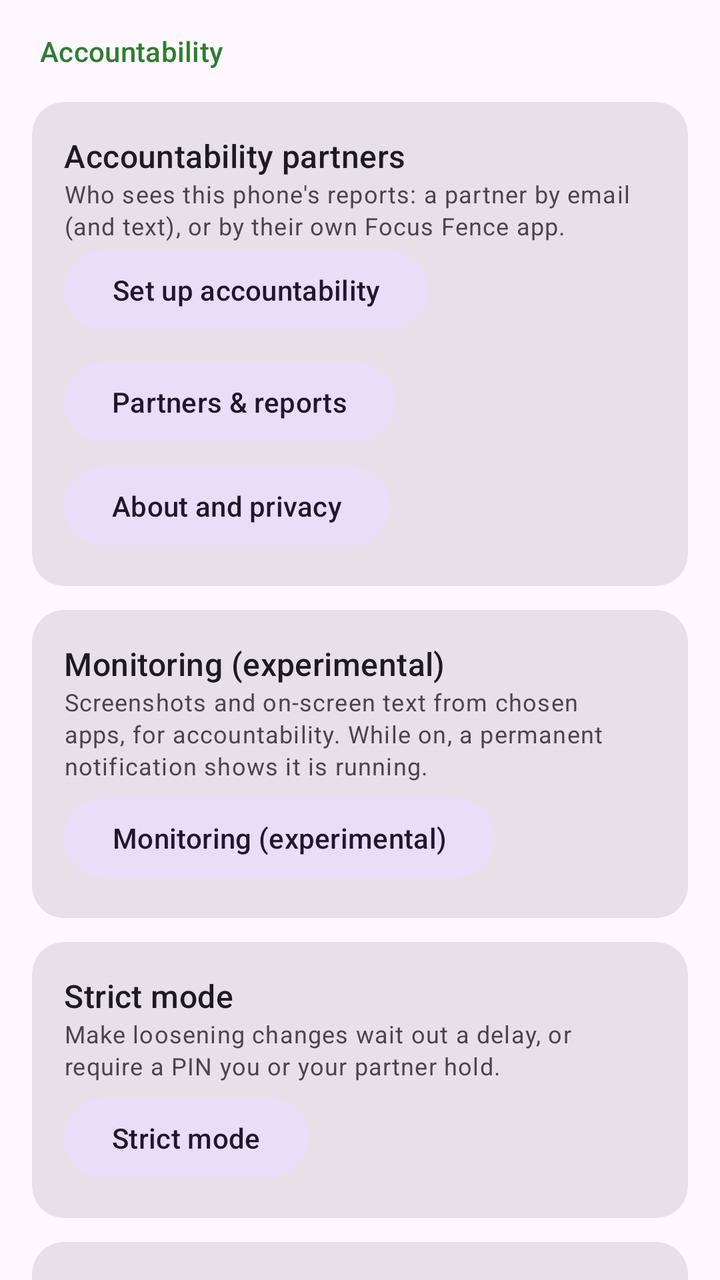
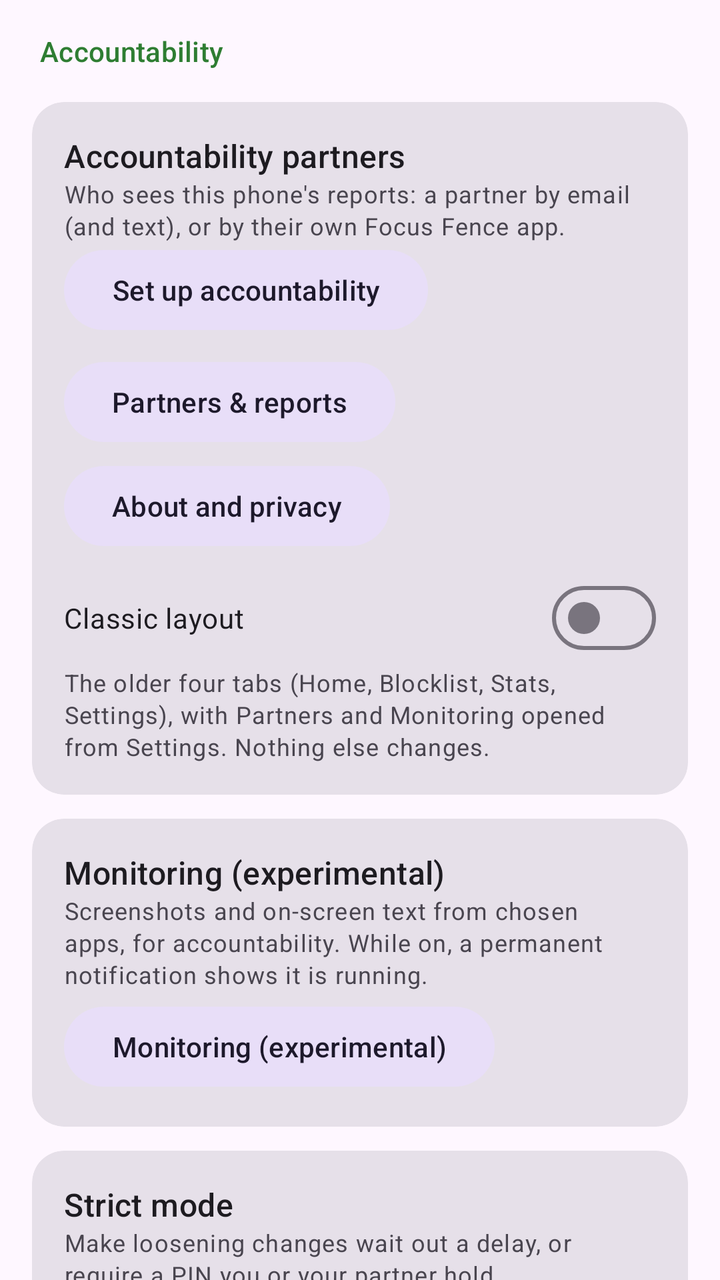

An Android layout rendered at two revisions. The XML below is the earlier revision; the diff shows what the commit changed to produce the second picture.
<!-- AndroidManifest.xml: application theme Theme.FocusFence -->
<!-- res/layout/fragment_settings.xml -->
<?xml version="1.0" encoding="utf-8"?>
<androidx.core.widget.NestedScrollView
    xmlns:android="http://schemas.android.com/apk/res/android"
    xmlns:app="http://schemas.android.com/apk/res-auto"
    android:layout_width="match_parent"
    android:layout_height="match_parent"
    android:fillViewport="true">

    <LinearLayout
        android:layout_width="match_parent"
        android:layout_height="wrap_content"
        android:orientation="vertical"
        android:padding="16dp">

        <TextView
            android:layout_width="match_parent"
            android:layout_height="wrap_content"
            android:layout_marginTop="0dp"
            android:layout_marginBottom="4dp"
            android:paddingHorizontal="4dp"
            android:text="@string/settings_group_accountability"
            android:textAppearance="?attr/textAppearanceLabelLarge"
            android:textColor="?attr/colorPrimary" />
        <com.google.android.material.card.MaterialCardView
            android:layout_width="match_parent"
            android:layout_height="wrap_content"
            android:layout_marginTop="12dp"
            app:cardCornerRadius="16dp"
            app:contentPadding="16dp">

            <LinearLayout
                android:layout_width="match_parent"
                android:layout_height="wrap_content"
                android:orientation="vertical">

                <TextView
                    android:layout_width="wrap_content"
                    android:layout_height="wrap_content"
                    android:text="@string/acc_title"
                    android:textAppearance="?attr/textAppearanceTitleMedium" />

                <TextView
                    android:layout_width="match_parent"
                    android:layout_height="wrap_content"
                    android:text="@string/acc_settings_summary"
                    android:textAppearance="?attr/textAppearanceBodySmall"
                    android:textColor="?attr/colorOnSurfaceVariant" />

                <Button
                    android:id="@+id/setupButton"
                    style="@style/Widget.Material3.Button.TonalButton"
                    android:layout_width="wrap_content"
                    android:layout_height="wrap_content"
                    android:layout_marginBottom="4dp"
                    android:text="@string/setup_title" />

                <Button
                    android:id="@+id/accountabilityButton"
                    style="@style/Widget.Material3.Button.TonalButton"
                    android:layout_width="wrap_content"
                    android:layout_height="wrap_content"
                    android:layout_marginTop="4dp"
                    android:text="@string/acc_open" />

                <Button
                    android:id="@+id/aboutButton"
                    style="@style/Widget.Material3.Button.TonalButton"
                    android:layout_width="wrap_content"
                    android:layout_height="wrap_content"
                    android:layout_marginTop="4dp"
                    android:text="@string/about_title" />
            </LinearLayout>
        </com.google.android.material.card.MaterialCardView>

        <com.google.android.material.card.MaterialCardView
            android:layout_width="match_parent"
            android:layout_height="wrap_content"
            android:layout_marginTop="12dp"
            app:cardCornerRadius="16dp"
            app:contentPadding="16dp">

            <LinearLayout
                android:layout_width="match_parent"
                android:layout_height="wrap_content"
                android:orientation="vertical">

                <TextView
                    android:layout_width="wrap_content"
                    android:layout_height="wrap_content"
                    android:text="@string/monitor_title"
                    android:textAppearance="?attr/textAppearanceTitleMedium" />

                <TextView
                    android:layout_width="match_parent"
                    android:layout_height="wrap_content"
                    android:text="@string/monitor_settings_summary"
                    android:textAppearance="?attr/textAppearanceBodySmall"
                    android:textColor="?attr/colorOnSurfaceVariant" />

                <Button
                    android:id="@+id/monitoringButton"
                    style="@style/Widget.Material3.Button.TonalButton"
                    android:layout_width="wrap_content"
                    android:layout_height="wrap_content"
                    android:layout_marginTop="4dp"
                    android:text="@string/monitor_open" />
            </LinearLayout>
        </com.google.android.material.card.MaterialCardView>

        <com.google.android.material.card.MaterialCardView
            android:layout_width="match_parent"
            android:layout_height="wrap_content"
            android:layout_marginTop="12dp"
            app:cardCornerRadius="16dp"
            app:contentPadding="16dp">

            <LinearLayout
                android:layout_width="match_parent"
                android:layout_height="wrap_content"
                android:orientation="vertical">

                <TextView
                    android:layout_width="wrap_content"
                    android:layout_height="wrap_content"
                    android:text="@string/strict_title"
                    android:textAppearance="?attr/textAppearanceTitleMedium" />

                <TextView
                    android:layout_width="match_parent"
                    android:layout_height="wrap_content"
                    android:text="@string/strict_settings_summary"
                    android:textAppearance="?attr/textAppearanceBodySmall"
                    android:textColor="?attr/colorOnSurfaceVariant" />

                <Button
                    android:id="@+id/strictButton"
                    style="@style/Widget.Material3.Button.TonalButton"
                    android:layout_width="wrap_content"
                    android:layout_height="wrap_content"
                    android:layout_marginTop="4dp"
                    android:text="@string/strict_open" />
            </LinearLayout>
        </com.google.android.material.card.MaterialCardView>

        <com.google.android.material.card.MaterialCardView
            android:layout_width="match_parent"
            android:layout_height="wrap_content"
            android:layout_marginTop="12dp"
            app:cardCornerRadius="16dp"
            app:contentPadding="16dp">

            <LinearLayout
                android:layout_width="match_parent"
                android:layout_height="wrap_content"
                android:orientation="vertical">

                <TextView
                    android:layout_width="wrap_content"
                    android:layout_height="wrap_content"
                    android:text="@string/diag_title"
                    android:textAppearance="?attr/textAppearanceTitleMedium" />

                <TextView
                    android:layout_width="match_parent"
                    android:layout_height="wrap_content"
                    android:text="@string/diag_settings_summary"
                    android:textAppearance="?attr/textAppearanceBodySmall"
                    android:textColor="?attr/colorOnSurfaceVariant" />

                <Button
                    android:id="@+id/diagnosticsButton"
                    style="@style/Widget.Material3.Button.TonalButton"
                    android:layout_width="wrap_content"
                    android:layout_height="wrap_content"
                    android:layout_marginTop="4dp"
                    android:text="@string/diag_open" />

                <TextView
                    android:layout_width="match_parent"
                    android:layout_height="wrap_content"
                    android:layout_marginTop="16dp"
                    android:text="@string/owner_settings_summary"
                    android:textAppearance="?attr/textAppearanceBodySmall"
                    android:textColor="?attr/colorOnSurfaceVariant" />

                <Button
                    android:id="@+id/deviceOwnerButton"
                    style="@style/Widget.Material3.Button.TonalButton"
                    android:layout_width="wrap_content"
                    android:layout_height="wrap_content"
                    android:layout_marginTop="4dp"
                    android:text="@string/owner_open" />
            </LinearLayout>
        </com.google.android.material.card.MaterialCardView>

        <TextView
            android:layout_width="match_parent"
            android:layout_height="wrap_content"
            android:layout_marginTop="20dp"
            android:layout_marginBottom="4dp"
            android:paddingHorizontal="4dp"
            android:text="@string/settings_group_filtering"
            android:textAppearance="?attr/textAppearanceLabelLarge"
            android:textColor="?attr/colorPrimary" />
        <com.google.android.material.card.MaterialCardView
            android:layout_width="match_parent"
            android:layout_height="wrap_content"
            android:layout_marginTop="12dp"
            app:cardCornerRadius="16dp"
            app:contentPadding="16dp">

            <LinearLayout
                android:layout_width="match_parent"
                android:layout_height="wrap_content"
                android:orientation="vertical">

                <TextView
                    android:layout_width="wrap_content"
                    android:layout_height="wrap_content"
                    android:text="@string/dns_title"
                    android:textAppearance="?attr/textAppearanceTitleMedium" />

                <TextView
                    android:id="@+id/dnsSummary"
                    android:layout_width="match_parent"
                    android:layout_height="wrap_content"
                    android:textAppearance="?attr/textAppearanceBodySmall"
                    android:textColor="?attr/colorOnSurfaceVariant" />

                <Button
                    android:id="@+id/dnsButton"
                    style="@style/Widget.Material3.Button.TonalButton"
                    android:layout_width="wrap_content"
                    android:layout_height="wrap_content"
                    android:layout_marginTop="4dp"
                    android:text="@string/dns_change" />
            </LinearLayout>
        </com.google.android.material.card.MaterialCardView>

        <com.google.android.material.card.MaterialCardView
            android:layout_width="match_parent"
            android:layout_height="wrap_content"
            android:layout_marginTop="12dp"
            app:cardCornerRadius="16dp"
            app:contentPadding="16dp">

            <LinearLayout
                android:layout_width="match_parent"
                android:layout_height="wrap_content"
                android:orientation="vertical">

                <TextView
                    android:layout_width="wrap_content"
                    android:layout_height="wrap_content"
                    android:text="@string/categories_title"
                    android:textAppearance="?attr/textAppearanceTitleMedium" />

                <TextView
                    android:layout_width="match_parent"
                    android:layout_height="wrap_content"
                    android:text="@string/categories_settings_summary"
                    android:textAppearance="?attr/textAppearanceBodySmall"
                    android:textColor="?attr/colorOnSurfaceVariant" />

                <Button
                    android:id="@+id/categoriesButton"
                    style="@style/Widget.Material3.Button.TonalButton"
                    android:layout_width="wrap_content"
                    android:layout_height="wrap_content"
                    android:layout_marginTop="4dp"
                    android:text="@string/categories_open" />
            </LinearLayout>
        </com.google.android.material.card.MaterialCardView>

        <com.google.android.material.card.MaterialCardView
            android:layout_width="match_parent"
            android:layout_height="wrap_content"
            android:layout_marginTop="8dp"
            app:cardCornerRadius="16dp"
            app:contentPadding="16dp">

            <LinearLayout
                android:layout_width="match_parent"
                android:layout_height="wrap_content"
                android:orientation="vertical">

                <LinearLayout
                    android:layout_width="match_parent"
                    android:layout_height="wrap_content"
                    android:gravity="center_vertical"
                    android:orientation="horizontal">

                    <TextView
                        android:layout_width="0dp"
                        android:layout_height="wrap_content"
                        android:layout_weight="1"
                        android:text="@string/adblock_label"
                        android:textAppearance="?attr/textAppearanceTitleMedium" />

                    <com.google.android.material.materialswitch.MaterialSwitch
                        android:id="@+id/adSwitch"
                        android:layout_width="wrap_content"
                        android:layout_height="wrap_content" />
                </LinearLayout>

                <LinearLayout
                    android:layout_width="match_parent"
                    android:layout_height="wrap_content"
                    android:gravity="center_vertical"
                    android:orientation="horizontal">

                    <TextView
                        android:id="@+id/adStatusText"
                        android:layout_width="0dp"
                        android:layout_height="wrap_content"
                        android:layout_weight="1"
                        android:text="@string/adlist_none"
                        android:textAppearance="?attr/textAppearanceBodySmall"
                        android:textColor="?attr/colorOnSurfaceVariant" />

                    <Button
                        android:id="@+id/adUpdateButton"
                        style="@style/Widget.Material3.Button.TextButton"
                        android:layout_width="wrap_content"
                        android:layout_height="wrap_content"
                        android:text="@string/adlist_update" />
                </LinearLayout>
            </LinearLayout>
        </com.google.android.material.card.MaterialCardView>

        <com.google.android.material.card.MaterialCardView
            android:layout_width="match_parent"
            android:layout_height="wrap_content"
            android:layout_marginTop="12dp"
            app:cardCornerRadius="16dp"
            app:contentPadding="16dp">

            <LinearLayout
                android:layout_width="match_parent"
                android:layout_height="wrap_content"
                android:orientation="vertical">

                <TextView
                    android:layout_width="wrap_content"
                    android:layout_height="wrap_content"
                    android:text="@string/block_screen_label"
                    android:textAppearance="?attr/textAppearanceTitleMedium" />

                <TextView
                    android:layout_width="match_parent"
                    android:layout_height="wrap_content"
                    android:text="@string/block_screen_summary"
                    android:textAppearance="?attr/textAppearanceBodySmall"
                    android:textColor="?attr/colorOnSurfaceVariant" />

                <RadioGroup
                    android:id="@+id/blockStyleGroup"
                    android:layout_width="match_parent"
                    android:layout_height="wrap_content"
                    android:layout_marginTop="4dp">

                    <RadioButton
                        android:id="@+id/blockStyleNotify"
                        android:layout_width="match_parent"
                        android:layout_height="wrap_content"
                        android:text="@string/block_style_notify" />

                    <RadioButton
                        android:id="@+id/blockStyleScreen"
                        android:layout_width="match_parent"
                        android:layout_height="wrap_content"
                        android:text="@string/block_style_screen" />

                    <RadioButton
                        android:id="@+id/blockStyleOff"
                        android:layout_width="match_parent"
                        android:layout_height="wrap_content"
                        android:text="@string/block_style_off" />
                </RadioGroup>
            </LinearLayout>
        </com.google.android.material.card.MaterialCardView>

        <com.google.android.material.card.MaterialCardView
            android:layout_width="match_parent"
            android:layout_height="wrap_content"
            android:layout_marginTop="12dp"
            app:cardCornerRadius="16dp"
            app:contentPadding="16dp">

            <LinearLayout
                android:layout_width="match_parent"
                android:layout_height="wrap_content"
                android:orientation="vertical">

                <TextView
                    android:layout_width="wrap_content"
                    android:layout_height="wrap_content"
                    android:text="@string/section_service_label"
                    android:textAppearance="?attr/textAppearanceTitleMedium" />

                <TextView
                    android:id="@+id/accessibilityStatusText"
                    android:layout_width="match_parent"
                    android:layout_height="wrap_content"
                    android:textAppearance="?attr/textAppearanceBodySmall"
                    android:textColor="?attr/colorOnSurfaceVariant" />

                <Button
                    android:id="@+id/accessibilityButton"
                    style="@style/Widget.Material3.Button.TextButton"
                    android:layout_width="wrap_content"
                    android:layout_height="wrap_content"
                    android:text="@string/settings_accessibility_button" />

                <Button
                    android:id="@+id/excludedAppsButton"
                    style="@style/Widget.Material3.Button.TonalButton"
                    android:layout_width="wrap_content"
                    android:layout_height="wrap_content"
                    android:layout_marginTop="4dp"
                    android:text="@string/excluded_apps_button" />
            </LinearLayout>
        </com.google.android.material.card.MaterialCardView>

        <Button
            android:id="@+id/guideButton"
            style="@style/Widget.Material3.Button.TextButton"
            android:layout_width="wrap_content"
            android:layout_height="wrap_content"
            android:layout_marginTop="12dp"
            android:text="@string/settings_guide" />
    </LinearLayout>
</androidx.core.widget.NestedScrollView>
<!-- resources referenced by this layout -->
<resources>
  <string name="about_title">About and privacy</string>
  <string name="acc_open">Partners &amp; reports</string>
  <string name="acc_settings_summary">Who sees this phone\'s reports: a partner by email (and text), or by their own Focus Fence app.</string>
  <string name="acc_title">Accountability partners</string>
  <string name="adblock_label">Block ads &amp; trackers</string>
  <string name="adlist_none">No filter list downloaded yet</string>
  <string name="adlist_update">Update</string>
  <string name="block_screen_label">When a site is blocked</string>
  <string name="block_screen_summary">How Focus Fence tells you it blocked a site you opened. The site is blocked either way. The full screen needs the accessibility service; without it you get the notification.</string>
  <string name="block_style_notify">Show a notification</string>
  <string name="block_style_off">Don\'t tell me (browser error only)</string>
  <string name="block_style_screen">Show a full \"Blocked by Focus Fence\" screen</string>
  <string name="categories_open">Categories &amp; allowlist</string>
  <string name="categories_settings_summary">Curated blocklist bundles: security and bypass protection on by default, with adult, gambling and more you can switch on.</string>
  <string name="categories_title">Categories &amp; allowlist</string>
  <string name="diag_open">Open logs &amp; diagnostics</string>
  <string name="diag_settings_summary">What happened on this phone, how well protection is working, and battery cost. Stored only on this phone until you export it.</string>
  <string name="diag_title">Logs &amp; diagnostics</string>
  <string name="dns_change">Change</string>
  <string name="dns_title">DNS server</string>
  <string name="excluded_apps_button">VPN exclusions (%1$d)</string>
  <string name="monitor_open">Monitoring (experimental)</string>
  <string name="monitor_settings_summary">Screenshots and on-screen text from chosen apps, for accountability. While on, a permanent notification shows it is running.</string>
  <string name="monitor_title">Monitoring (experimental)</string>
  <string name="owner_open">Uninstall protection</string>
  <string name="owner_settings_summary">One tap, like Ever Accountable: uninstalling Focus Fence then needs a deliberate extra step, and it\'s recorded. Advanced (optional, needs adb): device owner mode adds always-on VPN, locked settings and OS-level app blocking.</string>
  <string name="section_service_label">App &amp; section blocking</string>
  <string name="settings_accessibility_button">Open accessibility settings</string>
  <string name="settings_group_accountability">Accountability</string>
  <string name="settings_group_filtering">Filtering</string>
  <string name="settings_guide">Open the guide</string>
  <string name="setup_title">Set up accountability</string>
  <string name="strict_open">Strict mode</string>
  <string name="strict_settings_summary">Make loosening changes wait out a delay, or require a PIN you or your partner hold.</string>
  <string name="strict_title">Strict mode</string>
  <style name="Theme.FocusFence" parent="Theme.Material3.DayNight.NoActionBar">
          <item name="colorPrimary">@color/brand_primary</item>
          
          <item name="materialCardViewStyle">@style/Widget.Material3.CardView.Filled</item>
          
          <item name="android:statusBarColor">?attr/colorSurface</item>
          <item name="android:navigationBarColor">?attr/colorSurface</item>
          <item name="android:windowLightStatusBar">true</item>
      </style>
  <color name="brand_primary">#2E7D32</color>
</resources>

<!-- the commit's change to res/layout/fragment_settings.xml (unified diff, before → after) -->
@@ -69,6 +69,19 @@
                     android:layout_height="wrap_content"
                     android:layout_marginTop="4dp"
                     android:text="@string/about_title" />
+
+                <com.google.android.material.materialswitch.MaterialSwitch
+                    android:id="@+id/classicSwitch"
+                    android:layout_width="match_parent"
+                    android:layout_height="wrap_content"
+                    android:layout_marginTop="8dp"
+                    android:text="@string/classic_layout" />
+
+                <TextView
+                    android:layout_width="match_parent"
+                    android:layout_height="wrap_content"
+                    android:text="@string/classic_layout_summary"
+                    android:textAppearance="?attr/textAppearanceBodySmall" />
             </LinearLayout>
         </com.google.android.material.card.MaterialCardView>
 
<!-- resource entries referenced after the edit -->
@@ -15,6 +15,8 @@
   <string name="categories_open">Categories &amp; allowlist</string>
   <string name="categories_settings_summary">Curated blocklist bundles: security and bypass protection on by default, with adult, gambling and more you can switch on.</string>
   <string name="categories_title">Categories &amp; allowlist</string>
+  <string name="classic_layout">Classic layout</string>
+  <string name="classic_layout_summary">The older four tabs (Home, Blocklist, Stats, Settings), with Partners and Monitoring opened from Settings. Nothing else changes.</string>
   <string name="diag_open">Open logs &amp; diagnostics</string>
   <string name="diag_settings_summary">What happened on this phone, how well protection is working, and battery cost. Stored only on this phone until you export it.</string>
   <string name="diag_title">Logs &amp; diagnostics</string>
